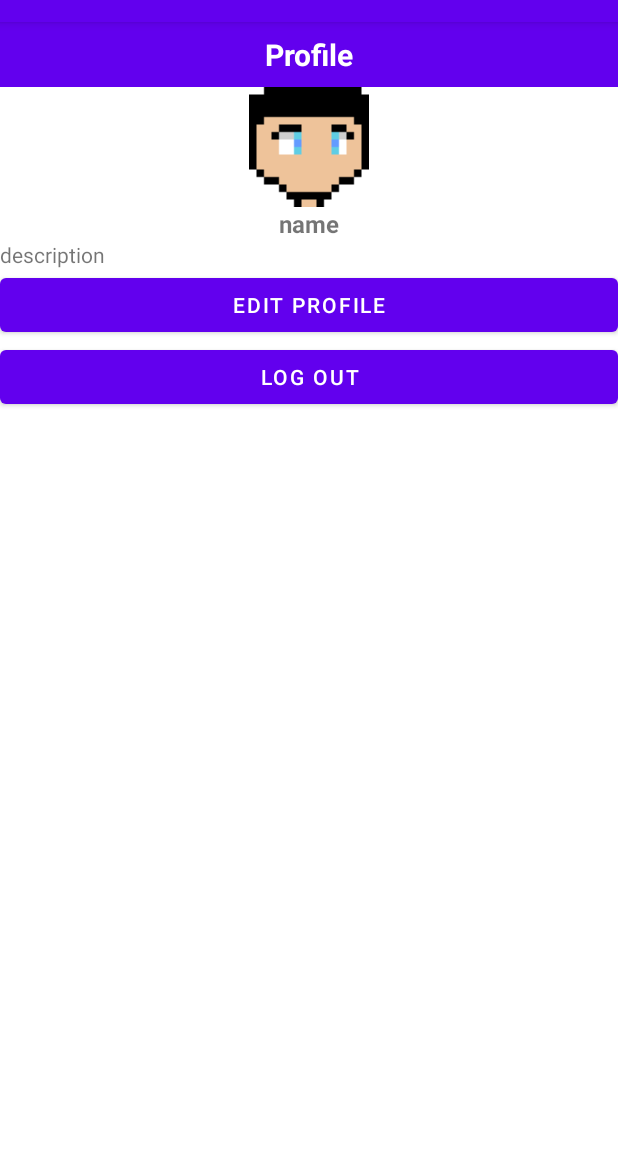
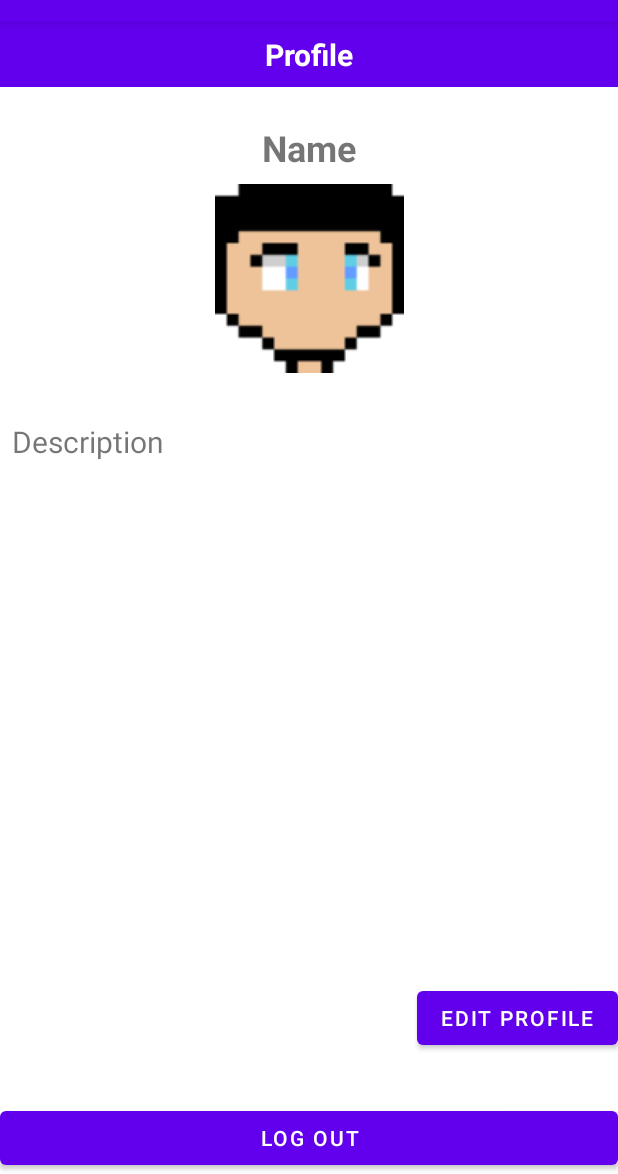
Before and after one commit to Tarroook/Would-you-rather-android-app, an Android app: the ProfileActivity screen opened directly, with no data from a screen before it, on a phone screen of 412 x 824 dp, the part 62-1236 px from its top. Run offline under Robolectric (Android 15) with nearby library versions, the phone set to English and light mode, and no system bars.

Commit message:
Added form to add WYR + added text that says which option you chose + small visual tweaks

```diff
--- a/app/src/main/java/com/tarook/wouldyourather/ConnectionActivity.java
+++ b/app/src/main/java/com/tarook/wouldyourather/ConnectionActivity.java
@@ -59,7 +59,7 @@ public class ConnectionActivity extends AppCompatActivity {
 
                 Profile profile = SQLiteManager.getInstance(ConnectionActivity.this).getUserByUsername(name.getText().toString());
                 if(profile == null){
-                    SQLiteManager.getInstance(ConnectionActivity.this).addUser(new Profile(ConnectionActivity.this, name.getText().toString(), "Empty description"));
+                    SQLiteManager.getInstance(ConnectionActivity.this).addUser(new Profile(ConnectionActivity.this, name.getText().toString(), "This is my epic description !"));
                     profile = SQLiteManager.getInstance(ConnectionActivity.this).getUserByUsername(name.getText().toString());
                 }
 
--- a/app/src/main/java/com/tarook/wouldyourather/util/SQLiteManager.java
+++ b/app/src/main/java/com/tarook/wouldyourather/util/SQLiteManager.java
@@ -327,8 +327,8 @@ public class SQLiteManager extends SQLiteOpenHelper{
                 @SuppressLint("Range") int voteId = c.getInt(c.getColumnIndex(VOTES_ID));
                 @SuppressLint("Range") int wyrId2 = c.getInt(c.getColumnIndex(VOTES_WYR_ID));
                 @SuppressLint("Range") int userId2 = c.getInt(c.getColumnIndex(VOTES_USER_ID));
-                @SuppressLint("Range") int optionId = c.getInt(c.getColumnIndex(VOTES_OPTION_NUMBER));
-                return new Vote(voteId, wyrId2, userId2, optionId);
+                @SuppressLint("Range") int optionNumber = c.getInt(c.getColumnIndex(VOTES_OPTION_NUMBER));
+                return new Vote(voteId, wyrId2, optionNumber, userId2);
             }
         }catch (Exception e){
             e.printStackTrace();
--- a/app/src/main/res/layout/activity_profile.xml
+++ b/app/src/main/res/layout/activity_profile.xml
@@ -1,16 +1,12 @@
 <?xml version="1.0" encoding="utf-8"?>
-<androidx.constraintlayout.widget.ConstraintLayout xmlns:android="http://schemas.android.com/apk/res/android"
+<androidx.constraintlayout.widget.ConstraintLayout
+    xmlns:android="http://schemas.android.com/apk/res/android"
     xmlns:app="http://schemas.android.com/apk/res-auto"
     xmlns:tools="http://schemas.android.com/tools"
     android:layout_width="match_parent"
     android:layout_height="match_parent"
     tools:context=".ProfileActivity">
 
-    <LinearLayout
-        android:id="@+id/linearLayout"
-        android:layout_width="match_parent"
-        android:layout_height="match_parent"
-        android:orientation="vertical">
 
     <TextView
         android:id="@+id/profile_activity_title"
@@ -21,40 +17,62 @@
         android:text="Profile"
         android:textColor="@color/white"
         android:textSize="20sp"
-            android:textStyle="bold" />
+        android:textStyle="bold"
+        app:layout_constraintEnd_toEndOf="parent"
+        app:layout_constraintStart_toStartOf="parent"
+        app:layout_constraintTop_toTopOf="parent" />
 
     <ImageView
         android:id="@+id/profile_activity_picture"
-            android:layout_width="match_parent"
-            android:layout_height="wrap_content"
+        android:layout_width="138dp"
+        android:layout_height="126dp"
+        android:layout_marginTop="8dp"
+        app:layout_constraintEnd_toEndOf="parent"
+        app:layout_constraintStart_toStartOf="parent"
+        app:layout_constraintTop_toBottomOf="@+id/profile_activity_name"
         app:srcCompat="@drawable/defaultpp" />
 
     <TextView
         android:id="@+id/profile_activity_name"
-            android:layout_width="match_parent"
+        android:layout_width="wrap_content"
         android:layout_height="wrap_content"
+        android:layout_marginTop="24dp"
         android:gravity="center_horizontal"
-            android:text="name"
-            android:textSize="16sp"
-            android:textStyle="bold" />
+        android:text="Name"
+        android:textSize="24sp"
+        android:textStyle="bold"
+        app:layout_constraintEnd_toEndOf="parent"
+        app:layout_constraintStart_toStartOf="parent"
+        app:layout_constraintTop_toBottomOf="@+id/profile_activity_title" />
 
     <TextView
         android:id="@+id/profile_activity_description"
         android:layout_width="match_parent"
         android:layout_height="wrap_content"
-            android:text="description" />
+        android:layout_marginStart="8dp"
+        android:layout_marginTop="32dp"
+        android:layout_marginEnd="8dp"
+        android:text="Description"
+        android:textSize="20sp"
+        app:layout_constraintEnd_toEndOf="parent"
+        app:layout_constraintStart_toStartOf="parent"
+        app:layout_constraintTop_toBottomOf="@+id/profile_activity_picture" />
 
     <Button
         android:id="@+id/profile_activity_edit_button"
-            android:layout_width="match_parent"
+        android:layout_width="wrap_content"
         android:layout_height="wrap_content"
-            android:text="Edit Profile" />
+        android:layout_marginBottom="32dp"
+        android:text="Edit Profile"
+        app:layout_constraintBottom_toTopOf="@+id/profile_activity_logout_button"
+        app:layout_constraintEnd_toEndOf="parent" />
 
     <Button
         android:id="@+id/profile_activity_logout_button"
         android:layout_width="match_parent"
         android:layout_height="wrap_content"
-            android:text="Log out" />
+        android:text="Log out"
+        app:layout_constraintBottom_toBottomOf="parent"
+        tools:layout_editor_absoluteX="-16dp" />
 
-    </LinearLayout>
 </androidx.constraintlayout.widget.ConstraintLayout>
--- a/app/src/main/res/layout/wyr_cell.xml
+++ b/app/src/main/res/layout/wyr_cell.xml
@@ -9,7 +9,7 @@
         android:id="@+id/main_text"
         android:layout_width="wrap_content"
         android:layout_height="wrap_content"
-        android:layout_marginStart="10dp"
+        android:layout_marginStart="24dp"
         android:maxLines="1"
         android:textSize="30sp"
         android:textStyle="bold"
@@ -21,7 +21,7 @@
         android:id="@+id/or_text"
         android:layout_width="wrap_content"
         android:layout_height="wrap_content"
-        android:layout_marginEnd="10dp"
+        android:layout_marginEnd="24dp"
         android:maxLines="1"
         android:text="OR..."
         android:textSize="30sp"
```
Also changed, not shown: app/src/main/java/com/tarook/wouldyourather/ResultActivity.java (+12 -0 lines), app/src/main/res/layout/activity_result.xml (+16 -1 lines). Lines whose indentation alone changed are shown as unchanged.
